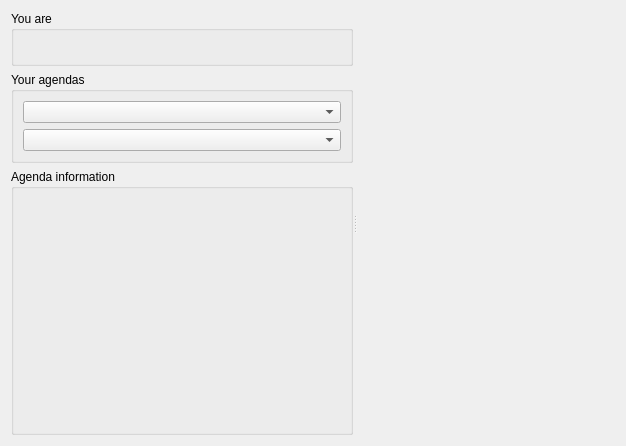
Old version of the form plugins/agendaplugin/useragendasviewer.ui in the repository FreeHealth/freehealth.
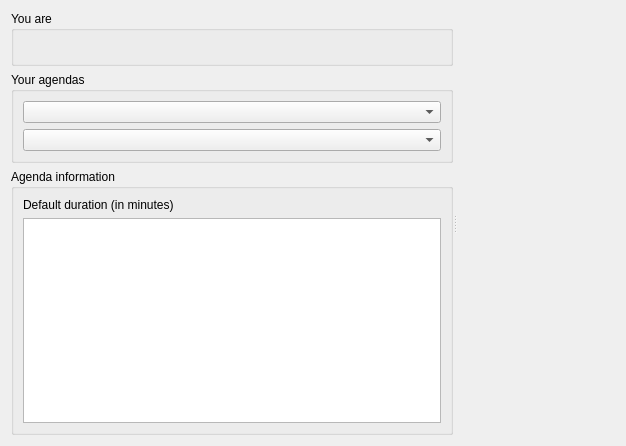
New version of the form. Custom widgets are drawn as their Qt base class.

Diff of the .ui file:
```diff
--- a/plugins/agendaplugin/useragendasviewer.ui
+++ b/plugins/agendaplugin/useragendasviewer.ui
@@ -72,6 +72,21 @@
          <property name="title">
           <string>Agenda information</string>
          </property>
+         <layout class="QGridLayout" name="gridLayout_4">
+          <item row="0" column="0">
+           <widget class="QLabel" name="label">
+            <property name="text">
+             <string>Default duration (in minutes)</string>
+            </property>
+           </widget>
+          </item>
+          <item row="0" column="1">
+           <widget class="QLabel" name="durationLabel"/>
+          </item>
+          <item row="1" column="0" colspan="2">
+           <widget class="QTextBrowser" name="description"/>
+          </item>
+         </layout>
         </widget>
        </item>
       </layout>
```
